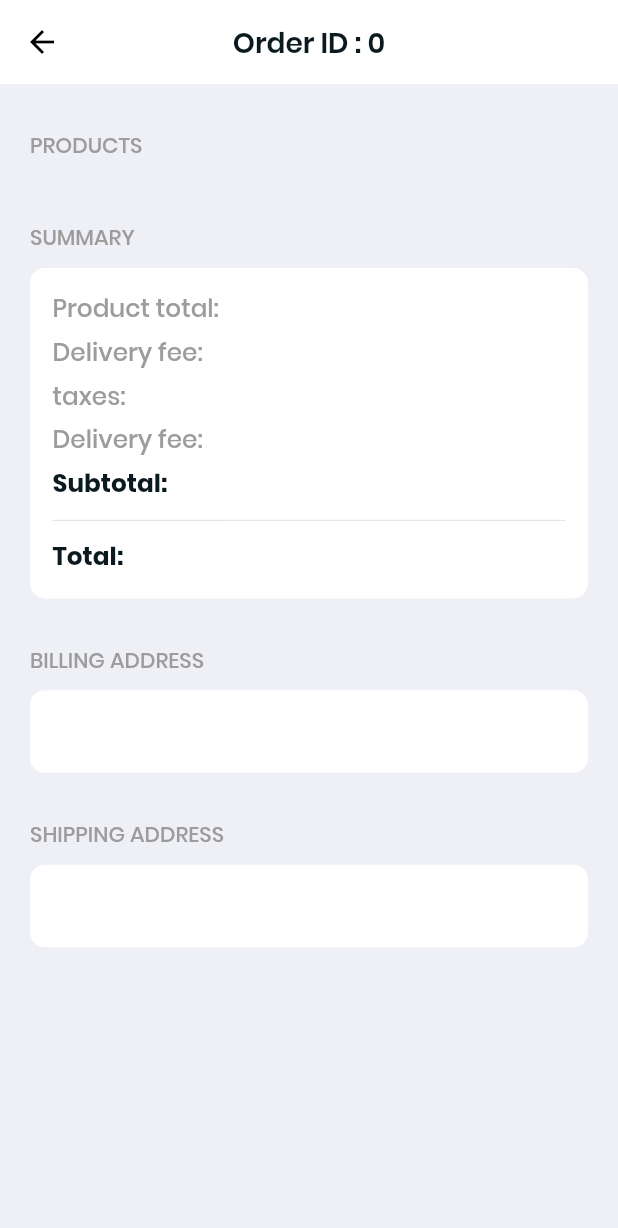
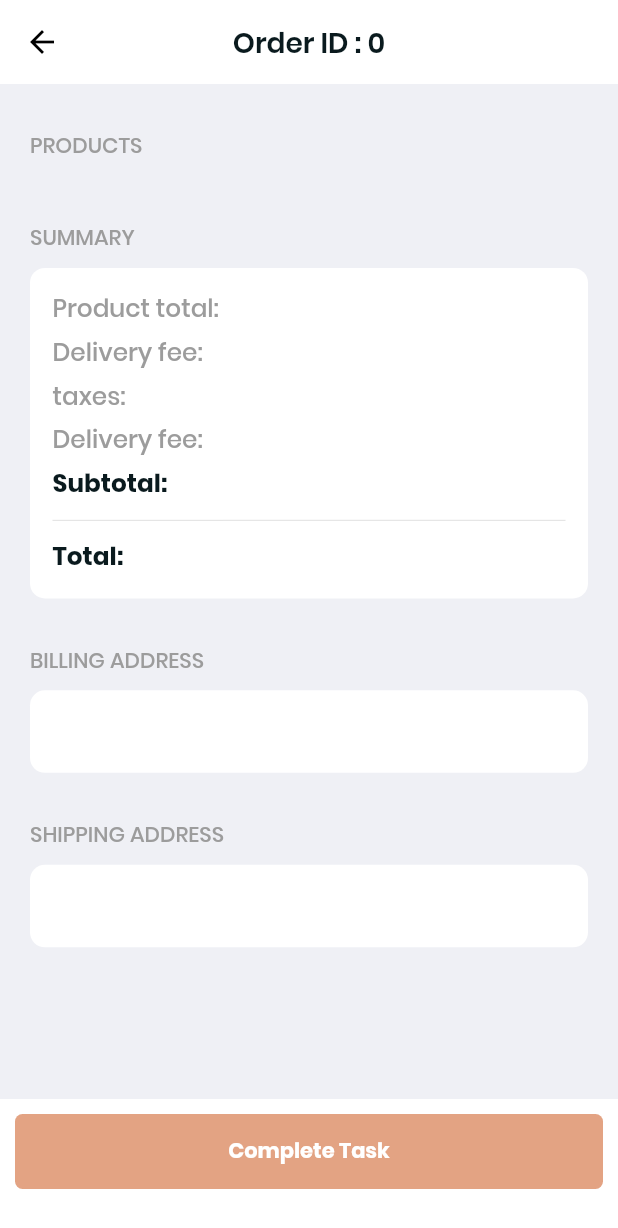
Before and after one commit to sarinupreti/Flutter-bluetooth-example, a Flutter app: the OrderDetailsScreens screen opened directly with empty values, on a phone screen of 412 x 824 dp. Shown: the top 1228 px of the screen. Run offline on Flutter 3.47's test engine with Material 2 defaults, Android fonts, the phone set to English and light mode, and no system bars; our stand-ins replace auto_route, bloc, connectivity, dio, equatable, firebase_core and 12 more; missing offline and left inert: ai_barcode, clippy_flutter, encrypt, pedantic; accounts and stored records are empty; generated files the repository leaves out were written again.

Commit message:
added complete task button

```diff
--- a/lib/order_details.dart
+++ b/lib/order_details.dart
@@ -1,13 +1,19 @@
 import 'package:bell_delivery_hub/components/Button.dart';
 import 'package:bell_delivery_hub/components/permissions/permission_checker.dart';
 import 'package:bell_delivery_hub/components/settings_ui/settings_section.dart';
+import 'package:bell_delivery_hub/globals/exveptions/login_error_modal.dart';
 import 'package:bell_delivery_hub/modal/order/order.dart';
+import 'package:bell_delivery_hub/order_bloc/order.dart';
 import 'package:bell_delivery_hub/routes/router.gr.dart';
 import 'package:bell_delivery_hub/theme/theme.dart';
+import 'package:bell_delivery_hub/utils/dependency_injection.dart';
 import 'package:flutter/cupertino.dart';
 import 'package:flutter/material.dart';
 import 'package:bell_delivery_hub/extensions/context_extension.dart';
 import 'package:bell_delivery_hub/extensions/number_extensions.dart';
+import 'package:bell_delivery_hub/extensions/flash_util.dart';
+
+import 'package:flutter_bloc/flutter_bloc.dart';
 import 'package:url_launcher/url_launcher.dart';
 import 'package:auto_route/auto_route.dart';
 import 'package:websafe_svg/websafe_svg.dart';
@@ -43,42 +49,42 @@ class _OrderDetailsScreensState extends State<OrderDetailsScreens> {
         ),
         actions: [],
       ),
-      // bottomNavigationBar: widget.data.status != "completed"
-      //     ? Container(
-      //         height: 90.flexibleHeight,
-      //         color: context.theme.surface,
-      //         child: BlocConsumer<OrderBloc, OrderState>(
-      //           cubit: inject<OrderBloc>(),
-      //           listener: (context, state) {
-      //             if (state is OderUpdatingSuccess) {
-      //               inject<OrderBloc>().add(GetAllOrders());
+      bottomNavigationBar: widget.data.status != "completed"
+          ? Container(
+              padding: EdgeInsets.all(10),
+              height: 90.flexibleHeight,
+              color: context.theme.surface,
+              child: Center(
+                child: BlocConsumer<OrderBloc, OrderState>(
+                  cubit: inject<OrderBloc>(),
+                  listener: (context, state) {
+                    if (state is OderUpdatingSuccess) {
+                      inject<OrderBloc>().add(GetAllOrders());
 
-      //               // context.showMessage("Order status has been updated", false);
-      //               ConnectStoreErrorModal.showErrorModal(
-      //                   title: "Successful",
-      //                   context: context,
-      //                   isCustom: true,
-      //                   message: "Order status has been updated");
-      //             }
+                      // context.showMessage("Order status has been updated", false);
+                      ConnectStoreErrorModal.showErrorModal(
+                          title: "Successful",
+                          context: context,
+                          isCustom: true,
+                          message: "Order status has been updated");
+                    }
 
-      //             if (state is OrderFailure) {
-      //               context.showMessage("${state.error}", true);
-      //             }
-      //           },
-      //           builder: (context, state) {
-      //             return Padding(
-      //               padding: const EdgeInsets.all(20.0),
-      //               child: Button(
-      //                   color: context.theme.corePalatte.primaryColor,
-      //                   message: "Complete Task",
-      //                   onPressed: () {
-      //                     inject<OrderBloc>().add(UpdateOrders(widget.orderId));
-      //                   }),
-      //             );
-      //           },
-      //         ),
-      //       )
-      //     : SizedBox(),
+                    if (state is OrderFailure) {
+                      context.showMessage("${state.error}", true);
+                    }
+                  },
+                  builder: (context, state) {
+                    return Button(
+                        color: context.theme.corePalatte.primaryColor,
+                        message: "Complete Task",
+                        onPressed: () {
+                          inject<OrderBloc>().add(UpdateOrders(widget.orderId));
+                        });
+                  },
+                ),
+              ),
+            )
+          : SizedBox(),
       body: Container(
         child: ListView(
           children: <Widget>[
@@ -119,7 +125,7 @@ class _OrderDetailsScreensState extends State<OrderDetailsScreens> {
                   SizedBox(
                     width: MediaQuery.of(context).size.width / 1.5,
                     child: Text(
-                      e.name,
+                      e.name.toUpperCase(),
                       maxLines: 4,
                       overflow: TextOverflow.ellipsis,
                       style: Theme.of(context).textTheme.headline6.copyWith(
```
